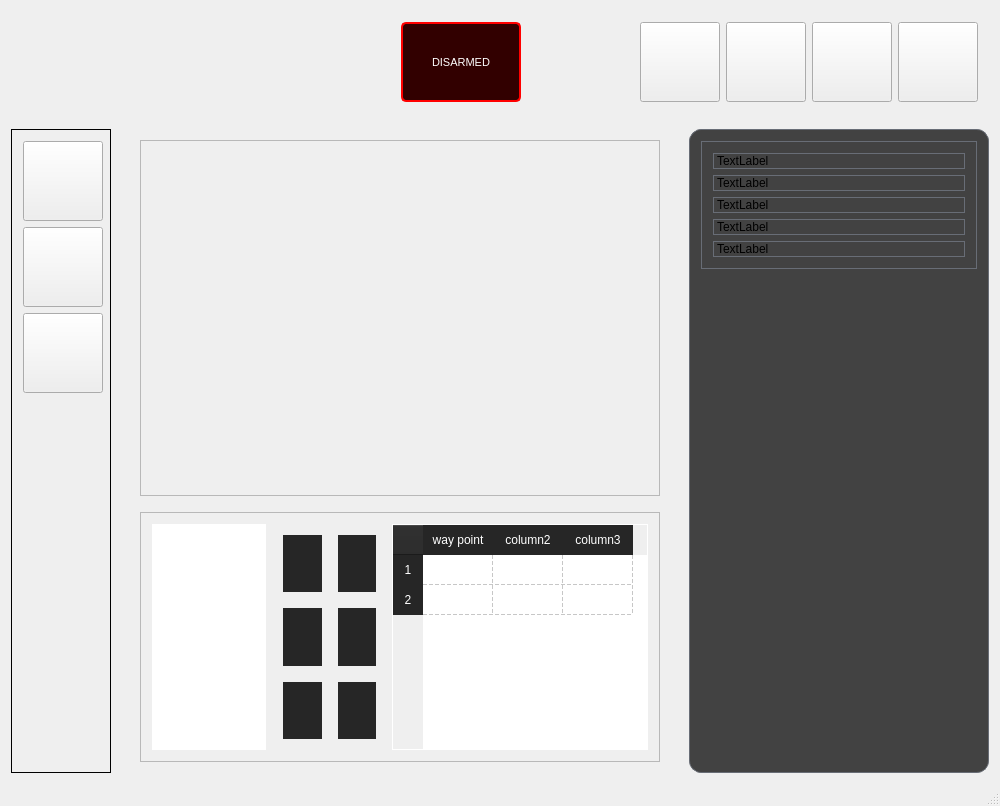
This is src/quadrasoftware.ui in merlinn7/quadra as Qt 5 draws it before an edit. The edited form follows.
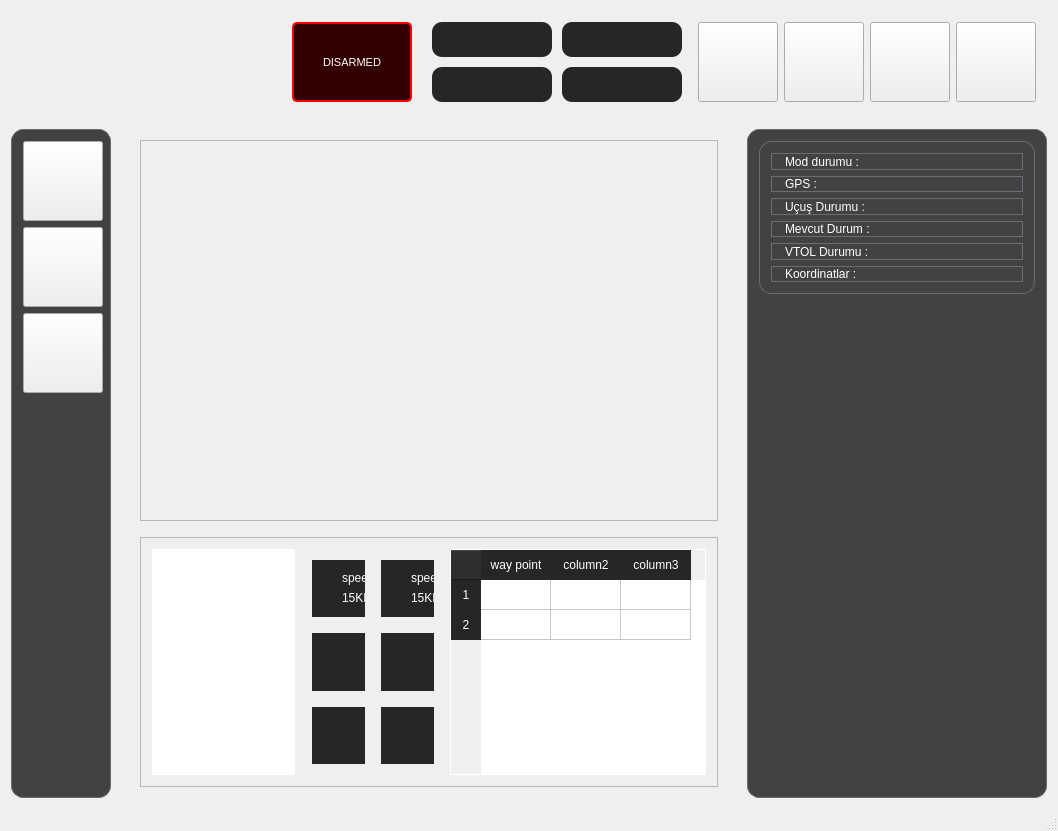
This is the edited form.

```diff
--- a/src/quadrasoftware.ui
+++ b/src/quadrasoftware.ui
@@ -6,10 +6,16 @@
    <rect>
     <x>0</x>
     <y>0</y>
-    <width>1000</width>
-    <height>712</height>
+    <width>1058</width>
+    <height>831</height>
    </rect>
   </property>
+  <property name="sizePolicy">
+   <sizepolicy hsizetype="Preferred" vsizetype="Preferred">
+    <horstretch>0</horstretch>
+    <verstretch>0</verstretch>
+   </sizepolicy>
+  </property>
   <property name="minimumSize">
    <size>
     <width>0</width>
@@ -19,6 +25,9 @@
   <property name="windowTitle">
    <string>quadrasoftware</string>
   </property>
+  <property name="autoFillBackground">
+   <bool>false</bool>
+  </property>
   <property name="styleSheet">
    <string notr="true"/>
   </property>
@@ -106,6 +115,80 @@
          </property>
         </spacer>
        </item>
+       <item>
+        <widget class="QFrame" name="gridFrame">
+         <property name="layoutDirection">
+          <enum>Qt::LeftToRight</enum>
+         </property>
+         <property name="styleSheet">
+          <string notr="true">QFrame{border:none;}</string>
+         </property>
+         <layout class="QGridLayout" name="gridLayout" rowstretch="0,0" columnstretch="0,0" rowminimumheight="15,15" columnminimumwidth="120,120">
+          <property name="sizeConstraint">
+           <enum>QLayout::SetDefaultConstraint</enum>
+          </property>
+          <property name="leftMargin">
+           <number>10</number>
+          </property>
+          <property name="topMargin">
+           <number>0</number>
+          </property>
+          <property name="rightMargin">
+           <number>10</number>
+          </property>
+          <property name="bottomMargin">
+           <number>0</number>
+          </property>
+          <property name="spacing">
+           <number>10</number>
+          </property>
+          <item row="0" column="1">
+           <widget class="QWidget" name="widget_4" native="true">
+            <property name="styleSheet">
+             <string notr="true">QFrame QWidget {
+    border-radius: 10px;         
+    border: 1px solid	black;  
+    background-color: rgb(38, 38, 38);
+}</string>
+            </property>
+           </widget>
+          </item>
+          <item row="1" column="0">
+           <widget class="QWidget" name="widget_3" native="true">
+            <property name="styleSheet">
+             <string notr="true">QFrame QWidget {
+    border-radius: 10px;         
+    border: 1px solid	black;  
+    background-color: rgb(38, 38, 38);
+}</string>
+            </property>
+           </widget>
+          </item>
+          <item row="0" column="0">
+           <widget class="QWidget" name="widget_5" native="true">
+            <property name="styleSheet">
+             <string notr="true">QFrame QWidget {
+    border-radius: 10px;         
+    border: 1px solid	black;  
+    background-color: rgb(38, 38, 38);
+}</string>
+            </property>
+           </widget>
+          </item>
+          <item row="1" column="1">
+           <widget class="QWidget" name="widget_2" native="true">
+            <property name="styleSheet">
+             <string notr="true">QFrame QWidget {
+    border-radius: 10px;         
+    border: 1px solid	black;  
+    background-color: rgb(38, 38, 38);
+}</string>
+            </property>
+           </widget>
+          </item>
+         </layout>
+        </widget>
+       </item>
        <item>
         <widget class="QPushButton" name="vtolButton">
          <property name="sizePolicy">
@@ -363,40 +446,12 @@
                 <property name="spacing">
                  <number>6</number>
                 </property>
-                <item row="0" column="1">
-                 <spacer name="horizontalSpacer_6">
-                  <property name="orientation">
-                   <enum>Qt::Horizontal</enum>
-                  </property>
-                  <property name="sizeType">
-                   <enum>QSizePolicy::Fixed</enum>
-                  </property>
-                  <property name="sizeHint" stdset="0">
-                   <size>
-                    <width>10</width>
-                    <height>1</height>
-                   </size>
-                  </property>
-                 </spacer>
-                </item>
-                <item row="0" column="2">
-                 <widget class="QFrame" name="gridFrame_11">
-                  <property name="minimumSize">
-                   <size>
-                    <width>0</width>
-                    <height>0</height>
-                   </size>
-                  </property>
-                  <property name="maximumSize">
-                   <size>
-                    <width>16777215</width>
-                    <height>16777215</height>
-                   </size>
-                  </property>
+                <item row="4" column="2">
+                 <widget class="QFrame" name="gridFrame_12">
                   <property name="styleSheet">
                    <string notr="true">background-color: rgb(38, 38, 38);</string>
                   </property>
-                  <layout class="QGridLayout" name="gridLayout_15"/>
+                  <layout class="QGridLayout" name="gridLayout_16"/>
                  </widget>
                 </item>
                 <item row="1" column="2">
@@ -527,8 +582,248 @@
                   <layout class="QGridLayout" name="gridLayout_14"/>
                  </widget>
                 </item>
+                <item row="2" column="2">
+                 <widget class="QFrame" name="gridFrame_9">
+                  <property name="styleSheet">
+                   <string notr="true">background-color: rgb(38, 38, 38);</string>
+                  </property>
+                  <layout class="QGridLayout" name="gridLayout_13"/>
+                 </widget>
+                </item>
+                <item row="0" column="1">
+                 <spacer name="horizontalSpacer_6">
+                  <property name="orientation">
+                   <enum>Qt::Horizontal</enum>
+                  </property>
+                  <property name="sizeType">
+                   <enum>QSizePolicy::Fixed</enum>
+                  </property>
+                  <property name="sizeHint" stdset="0">
+                   <size>
+                    <width>10</width>
+                    <height>1</height>
+                   </size>
+                  </property>
+                 </spacer>
+                </item>
+                <item row="0" column="2">
+                 <widget class="QFrame" name="databox1_2">
+                  <property name="sizePolicy">
+                   <sizepolicy hsizetype="Ignored" vsizetype="Ignored">
+                    <horstretch>0</horstretch>
+                    <verstretch>0</verstretch>
+                   </sizepolicy>
+                  </property>
+                  <property name="minimumSize">
+                   <size>
+                    <width>0</width>
+                    <height>0</height>
+                   </size>
+                  </property>
+                  <property name="maximumSize">
+                   <size>
+                    <width>16777215</width>
+                    <height>16777215</height>
+                   </size>
+                  </property>
+                  <property name="layoutDirection">
+                   <enum>Qt::LeftToRight</enum>
+                  </property>
+                  <property name="autoFillBackground">
+                   <bool>false</bool>
+                  </property>
+                  <property name="styleSheet">
+                   <string notr="true">QFrame{background-color: rgb(38, 38, 38);}</string>
+                  </property>
+                  <property name="frameShape">
+                   <enum>QFrame::NoFrame</enum>
+                  </property>
+                  <layout class="QGridLayout" name="gridLayout_5" rowstretch="0" columnstretch="0,0,0,0,0,0,0,0,0,0">
+                   <property name="sizeConstraint">
+                    <enum>QLayout::SetDefaultConstraint</enum>
+                   </property>
+                   <property name="leftMargin">
+                    <number>0</number>
+                   </property>
+                   <property name="topMargin">
+                    <number>5</number>
+                   </property>
+                   <property name="rightMargin">
+                    <number>0</number>
+                   </property>
+                   <property name="bottomMargin">
+                    <number>10</number>
+                   </property>
+                   <property name="horizontalSpacing">
+                    <number>0</number>
+                   </property>
+                   <property name="verticalSpacing">
+                    <number>5</number>
+                   </property>
+                   <item row="0" column="9">
+                    <layout class="QGridLayout" name="gridLayout_8" rowminimumheight="0,0" columnminimumwidth="0,0,0">
+                     <property name="rightMargin">
+                      <number>0</number>
+                     </property>
+                     <item row="1" column="0">
+                      <widget class="QGraphicsView" name="dataline2">
+                       <property name="sizePolicy">
+                        <sizepolicy hsizetype="Ignored" vsizetype="Ignored">
+                         <horstretch>0</horstretch>
+                         <verstretch>0</verstretch>
+                        </sizepolicy>
+                       </property>
+                       <property name="minimumSize">
+                        <size>
+                         <width>25</width>
+                         <height>25</height>
+                        </size>
+                       </property>
+                       <property name="maximumSize">
+                        <size>
+                         <width>50</width>
+                         <height>16777215</height>
+                        </size>
+                       </property>
+                       <property name="styleSheet">
+                        <string notr="true">border:none;</string>
+                       </property>
+                       <property name="verticalScrollBarPolicy">
+                        <enum>Qt::ScrollBarAlwaysOff</enum>
+                       </property>
+                       <property name="horizontalScrollBarPolicy">
+                        <enum>Qt::ScrollBarAlwaysOff</enum>
+                       </property>
+                      </widget>
+                     </item>
+                     <item row="0" column="1">
+                      <widget class="QLabel" name="datalabel2">
+                       <property name="sizePolicy">
+                        <sizepolicy hsizetype="Ignored" vsizetype="Ignored">
+                         <horstretch>0</horstretch>
+                         <verstretch>0</verstretch>
+                        </sizepolicy>
+                       </property>
+                       <property name="minimumSize">
+                        <size>
+                         <width>25</width>
+                         <height>25</height>
+                        </size>
+                       </property>
+                       <property name="maximumSize">
+                        <size>
+                         <width>50</width>
+                         <height>16777215</height>
+                        </size>
+                       </property>
+                       <property name="styleSheet">
+                        <string notr="true">QLabel{color: rgb(255, 255, 255);
+border:none;}</string>
+                       </property>
+                       <property name="text">
+                        <string>speed</string>
+                       </property>
+                      </widget>
+                     </item>
+                     <item row="1" column="1">
+                      <widget class="QLabel" name="digitaldata2">
+                       <property name="sizePolicy">
+                        <sizepolicy hsizetype="Ignored" vsizetype="Ignored">
+                         <horstretch>0</horstretch>
+                         <verstretch>0</verstretch>
+                        </sizepolicy>
+                       </property>
+                       <property name="maximumSize">
+                        <size>
+                         <width>50</width>
+                         <height>16777215</height>
+                        </size>
+                       </property>
+                       <property name="styleSheet">
+                        <string notr="true">color: rgb(255, 255, 255);
+border:none;</string>
+                       </property>
+                       <property name="text">
+                        <string>15KMH</string>
+                       </property>
+                      </widget>
+                     </item>
+                     <item row="0" column="0">
+                      <widget class="QGraphicsView" name="verticalSpeed">
+                       <property name="sizePolicy">
+                        <sizepolicy hsizetype="Ignored" vsizetype="Ignored">
+                         <horstretch>0</horstretch>
+                         <verstretch>0</verstretch>
+                        </sizepolicy>
+                       </property>
+                       <property name="minimumSize">
+                        <size>
+                         <width>25</width>
+                         <height>25</height>
+                        </size>
+                       </property>
+                       <property name="maximumSize">
+                        <size>
+                         <width>50</width>
+                         <height>16777215</height>
+                        </size>
+                       </property>
+                       <property name="styleSheet">
+                        <string notr="true">border:none;</string>
+                       </property>
+                       <property name="verticalScrollBarPolicy">
+                        <enum>Qt::ScrollBarAlwaysOff</enum>
+                       </property>
+                       <property name="horizontalScrollBarPolicy">
+                        <enum>Qt::ScrollBarAlwaysOff</enum>
+                       </property>
+                      </widget>
+                     </item>
+                     <item row="0" column="2">
+                      <spacer name="horizontalSpacer_5">
+                       <property name="orientation">
+                        <enum>Qt::Horizontal</enum>
+                       </property>
+                       <property name="sizeType">
+                        <enum>QSizePolicy::Ignored</enum>
+                       </property>
+                       <property name="sizeHint" stdset="0">
+                        <size>
+                         <width>100</width>
+                         <height>20</height>
+                        </size>
+                       </property>
+                      </spacer>
+                     </item>
+                     <item row="1" column="2">
+                      <spacer name="horizontalSpacer_9">
+                       <property name="orientation">
+                        <enum>Qt::Horizontal</enum>
+                       </property>
+                       <property name="sizeType">
+                        <enum>QSizePolicy::Ignored</enum>
+                       </property>
+                       <property name="sizeHint" stdset="0">
+                        <size>
+                         <width>100</width>
+                         <height>20</height>
+                        </size>
+                       </property>
+                      </spacer>
+                     </item>
+                    </layout>
+                   </item>
+                  </layout>
+                 </widget>
+                </item>
                 <item row="0" column="0">
-                 <widget class="QFrame" name="gridFrame_13">
+                 <widget class="QFrame" name="databox1">
+                  <property name="sizePolicy">
+                   <sizepolicy hsizetype="Ignored" vsizetype="Ignored">
+                    <horstretch>0</horstretch>
+                    <verstretch>0</verstretch>
+                   </sizepolicy>
+                  </property>
                   <property name="minimumSize">
                    <size>
                     <width>0</width>
@@ -541,10 +836,194 @@
                     <height>16777215</height>
                    </size>
                   </property>
+                  <property name="layoutDirection">
+                   <enum>Qt::LeftToRight</enum>
+                  </property>
+                  <property name="autoFillBackground">
+                   <bool>false</bool>
+                  </property>
                   <property name="styleSheet">
-                   <string notr="true">background-color: rgb(38, 38, 38);</string>
+                   <string notr="true">QFrame{background-color: rgb(38, 38, 38);}</string>
                   </property>
-                  <layout class="QVBoxLayout" name="verticalLayout_7"/>
+                  <property name="frameShape">
+                   <enum>QFrame::NoFrame</enum>
+                  </property>
+                  <layout class="QGridLayout" name="gridLayout_4" rowstretch="0" columnstretch="0,0,0,0,0,0,0,0,0">
+                   <property name="sizeConstraint">
+                    <enum>QLayout::SetDefaultConstraint</enum>
+                   </property>
+                   <property name="leftMargin">
+                    <number>0</number>
+                   </property>
+                   <property name="topMargin">
+                    <number>5</number>
+                   </property>
+                   <property name="rightMargin">
+                    <number>0</number>
+                   </property>
+                   <property name="bottomMargin">
+                    <number>10</number>
+                   </property>
+                   <property name="horizontalSpacing">
+                    <number>0</number>
+                   </property>
+                   <property name="verticalSpacing">
+                    <number>5</number>
+                   </property>
+                   <item row="0" column="8">
+                    <layout class="QGridLayout" name="gridLayout_7" rowminimumheight="0,0" columnminimumwidth="0,0,0">
+                     <property name="rightMargin">
+                      <number>0</number>
+                     </property>
+                     <item row="1" column="0">
+                      <widget class="QGraphicsView" name="dataline1">
+                       <property name="sizePolicy">
+                        <sizepolicy hsizetype="Ignored" vsizetype="Ignored">
+                         <horstretch>0</horstretch>
+                         <verstretch>0</verstretch>
+                        </sizepolicy>
+                       </property>
+                       <property name="minimumSize">
+                        <size>
+                         <width>25</width>
+                         <height>25</height>
+                        </size>
+                       </property>
+                       <property name="maximumSize">
+                        <size>
+                         <width>50</width>
+                         <height>16777215</height>
+                        </size>
+                       </property>
+                       <property name="styleSheet">
+                        <string notr="true">border:none;</string>
+                       </property>
+                       <property name="verticalScrollBarPolicy">
+                        <enum>Qt::ScrollBarAlwaysOff</enum>
+                       </property>
+                       <property name="horizontalScrollBarPolicy">
+                        <enum>Qt::ScrollBarAlwaysOff</enum>
+                       </property>
+                      </widget>
+                     </item>
+                     <item row="0" column="1">
+                      <widget class="QLabel" name="datalabel">
+                       <property name="sizePolicy">
+                        <sizepolicy hsizetype="Ignored" vsizetype="Ignored">
+                         <horstretch>0</horstretch>
+                         <verstretch>0</verstretch>
+                        </sizepolicy>
+                       </property>
+                       <property name="minimumSize">
+                        <size>
+                         <width>25</width>
+                         <height>25</height>
+                        </size>
+                       </property>
+                       <property name="maximumSize">
+                        <size>
+                         <width>50</width>
+                         <height>16777215</height>
+                        </size>
+                       </property>
+                       <property name="styleSheet">
+                        <string notr="true">QLabel{color: rgb(255, 255, 255);
+border:none;}</string>
+                       </property>
+                       <property name="text">
+                        <string>speed</string>
+                       </property>
+                      </widget>
+                     </item>
+                     <item row="1" column="1">
+                      <widget class="QLabel" name="digitaldata1">
+                       <property name="sizePolicy">
+                        <sizepolicy hsizetype="Ignored" vsizetype="Ignored">
+                         <horstretch>0</horstretch>
+                         <verstretch>0</verstretch>
+                        </sizepolicy>
+                       </property>
+                       <property name="maximumSize">
+                        <size>
+                         <width>50</width>
+                         <height>16777215</height>
+                        </size>
+                       </property>
+                       <property name="styleSheet">
+                        <string notr="true">color: rgb(255, 255, 255);
+border:none;</string>
+                       </property>
+                       <property name="text">
+                        <string>15KMH</string>
+                       </property>
+                      </widget>
+                     </item>
+                     <item row="0" column="0">
+                      <widget class="QGraphicsView" name="horizontalSpeed">
+                       <property name="sizePolicy">
+                        <sizepolicy hsizetype="Ignored" vsizetype="Ignored">
+                         <horstretch>0</horstretch>
+                         <verstretch>0</verstretch>
+                        </sizepolicy>
+                       </property>
+                       <property name="minimumSize">
+                        <size>
+                         <width>25</width>
+                         <height>25</height>
+                        </size>
+                       </property>
+                       <property name="maximumSize">
+                        <size>
+                         <width>50</width>
+                         <height>16777215</height>
+                        </size>
+                       </property>
+                       <property name="styleSheet">
+                        <string notr="true">border:none;</string>
+                       </property>
+                       <property name="verticalScrollBarPolicy">
+                        <enum>Qt::ScrollBarAlwaysOff</enum>
+                       </property>
+                       <property name="horizontalScrollBarPolicy">
+                        <enum>Qt::ScrollBarAlwaysOff</enum>
+                       </property>
+                      </widget>
+                     </item>
+                     <item row="0" column="2">
+                      <spacer name="horizontalSpacer_3">
+                       <property name="orientation">
+                        <enum>Qt::Horizontal</enum>
+                       </property>
+                       <property name="sizeType">
+                        <enum>QSizePolicy::Ignored</enum>
+                       </property>
+                       <property name="sizeHint" stdset="0">
+                        <size>
+                         <width>100</width>
+                         <height>20</height>
+                        </size>
+                       </property>
+                      </spacer>
+                     </item>
+                     <item row="1" column="2">
+                      <spacer name="horizontalSpacer_4">
+                       <property name="orientation">
+                        <enum>Qt::Horizontal</enum>
+                       </property>
+                       <property name="sizeType">
+                        <enum>QSizePolicy::Ignored</enum>
+                       </property>
+                       <property name="sizeHint" stdset="0">
+                        <size>
+                         <width>100</width>
+                         <height>20</height>
+                        </size>
+                       </property>
+                      </spacer>
+                     </item>
+                    </layout>
+                   </item>
+                  </layout>
                  </widget>
                 </item>
                </layout>
@@ -577,7 +1056,7 @@
                 <bool>true</bool>
                </property>
                <property name="gridStyle">
-                <enum>Qt::DashLine</enum>
+                <enum>Qt::SolidLine</enum>
                </property>
                <property name="sortingEnabled">
                 <bool>false</bool>
@@ -724,7 +1203,13 @@
               </size>
              </property>
              <property name="styleSheet">
-              <string notr="true">border-radius: 0px;
+              <string notr="true">QLabel { 
+                      padding-left: 10px;      
+	color: rgb(255, 255, 255);
+    
+      }
+
+
 </string>
              </property>
              <property name="frameShape">
@@ -748,8 +1233,20 @@
                   <height>16777215</height>
                  </size>
                 </property>
+                <property name="styleSheet">
+                 <string notr="true">QLabel { 
+                      padding-left: 10px;      
+color: rgb(255, 255, 255);
+    
+      }
+
+</string>
+                </property>
                 <property name="text">
-                 <string>TextLabel</string>
+                 <string>Mod durumu :</string>
+                </property>
+                <property name="margin">
+                 <number>0</number>
                 </property>
                </widget>
               </item>
@@ -767,8 +1264,11 @@
                   <height>16777215</height>
                  </size>
                 </property>
+                <property name="styleSheet">
+                 <string notr="true">color: rgb(255, 255, 255);</string>
+                </property>
                 <property name="text">
-                 <string>TextLabel</string>
+                 <string>GPS : </string>
                 </property>
                </widget>
               </item>
@@ -786,8 +1286,11 @@
                   <height>16777215</height>
                  </size>
                 </property>
+                <property name="styleSheet">
+                 <string notr="true">color: rgb(255, 255, 255);</string>
+                </property>
                 <property name="text">
-                 <string>TextLabel</string>
+                 <string>Uçuş Durumu :</string>
                 </property>
                </widget>
               </item>
@@ -805,8 +1308,11 @@
                   <height>16777215</height>
                  </size>
                 </property>
+                <property name="styleSheet">
+                 <string notr="true">color: rgb(255, 255, 255);</string>
+                </property>
                 <property name="text">
-                 <string>TextLabel</string>
+                 <string>Mevcut Durum :</string>
                 </property>
                </widget>
               </item>
@@ -825,10 +1331,32 @@
                  </size>
                 </property>
                 <property name="styleSheet">
-                 <string notr="true"/>
+                 <string notr="true">color: rgb(255, 255, 255);</string>
                 </property>
                 <property name="text">
-                 <string>TextLabel</string>
+                 <string>VTOL Durumu : </string>
+                </property>
+               </widget>
+              </item>
+              <item>
+               <widget class="QLabel" name="label_6">
+                <property name="sizePolicy">
+                 <sizepolicy hsizetype="Preferred" vsizetype="Expanding">
+                  <horstretch>0</horstretch>
+                  <verstretch>0</verstretch>
+                 </sizepolicy>
+                </property>
+                <property name="maximumSize">
+                 <size>
+                  <width>16777215</width>
+                  <height>16777215</height>
+                 </size>
+                </property>
+                <property name="styleSheet">
+                 <string notr="true">color: rgb(255, 255, 255);</string>
+                </property>
+                <property name="text">
+                 <string>Koordinatlar : </string>
                 </property>
                </widget>
               </item>
@@ -1007,7 +1535,7 @@
          </size>
         </property>
         <property name="styleSheet">
-         <string notr="true">QFrame{border: 1px solid black;}</string>
+         <string notr="true">QFrame{border-radius: 12px; border: 1px solid #686D76;  background-color:#424242 ;}</string>
         </property>
         <layout class="QVBoxLayout" name="verticalLayout_4">
          <property name="rightMargin">
```
Left out of the diff: 68 changed lines with no effect on the pictures.
